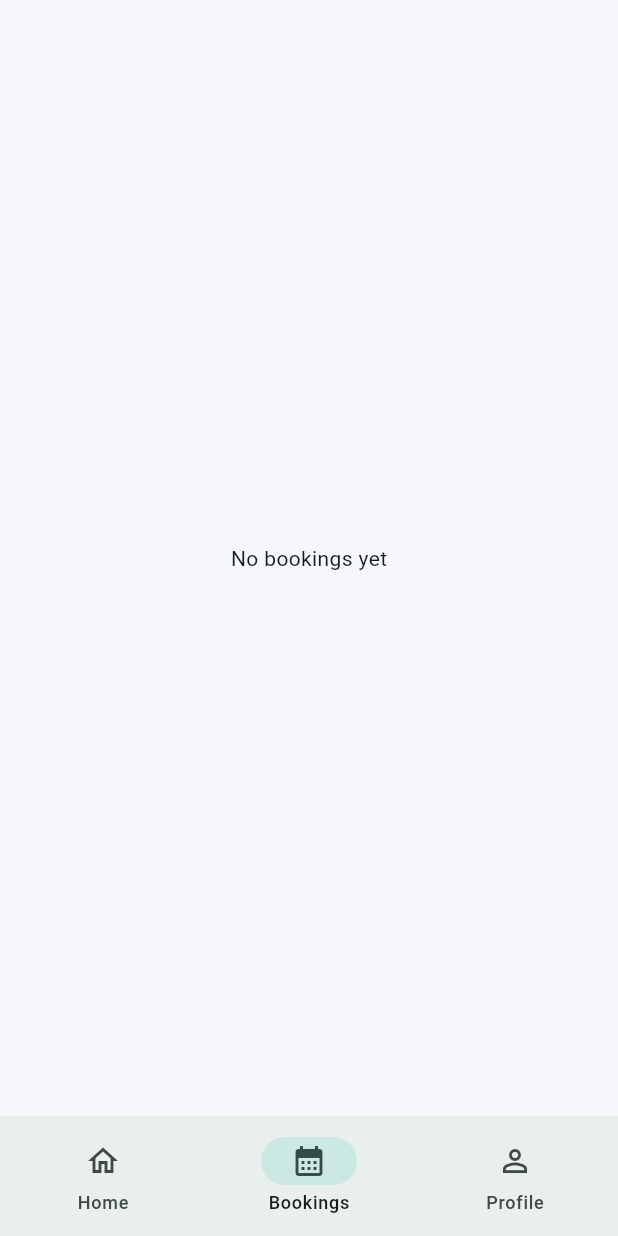
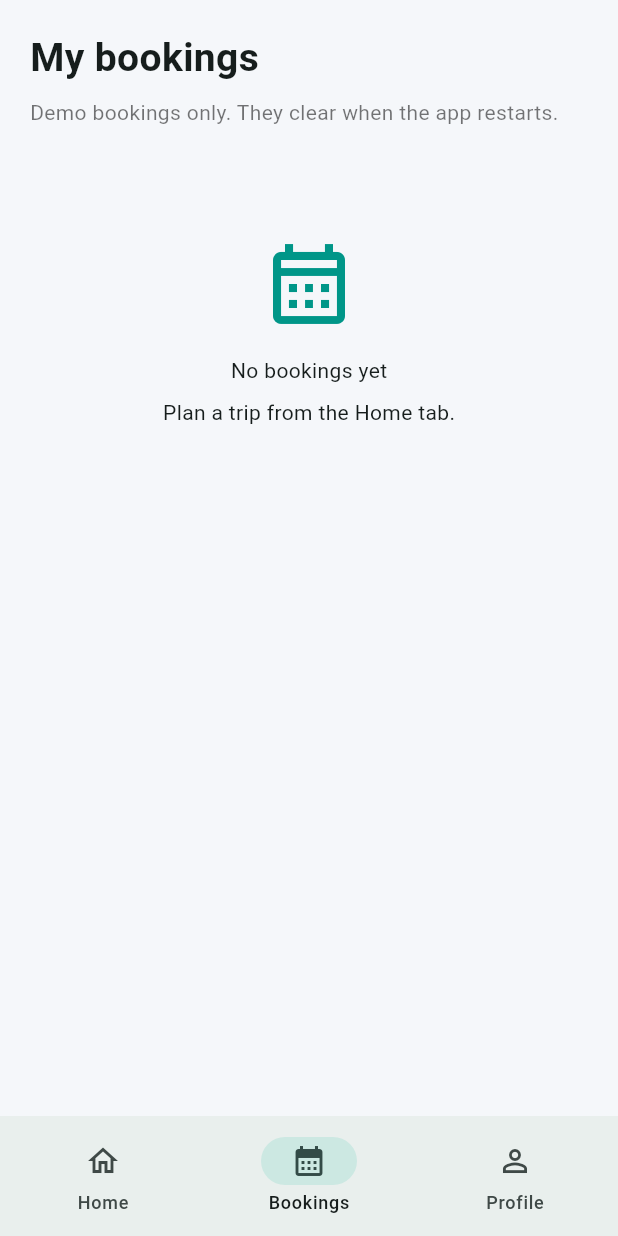
Before and after one commit to sevi2001/triplanka, a Flutter app: the screen it shows after launch, item 2 of the bottom bar chosen, on a phone screen of 412 x 824 dp. Run offline on Flutter 3.47's test engine with Material 3 defaults, Android fonts, the phone set to English and light mode, and no system bars.

Commit message:
Fix trip review screen and add demo booking confirmation

```diff
--- /dev/null
+++ b/lib/booking_store.dart
@@ -0,0 +1,27 @@
+import 'package:flutter/foundation.dart';
+
+class TripBooking {
+  TripBooking({
+    required this.pickup,
+    required this.destination,
+    required List<String> stops,
+    required this.departure,
+    required this.passengers,
+    required this.vehicle,
+  }) : stops = List.unmodifiable(stops);
+
+  final String pickup;
+  final String destination;
+  final List<String> stops;
+  final DateTime departure;
+  final int passengers;
+  final String vehicle;
+}
+
+class BookingStore {
+  static final bookings = ValueNotifier<List<TripBooking>>(const []);
+
+  static void add(TripBooking booking) {
+    bookings.value = List.unmodifiable([booking, ...bookings.value]);
+  }
+}
--- /dev/null
+++ b/lib/bookings_screen.dart
@@ -0,0 +1,118 @@
+import 'package:flutter/material.dart';
+import 'booking_store.dart';
+
+class BookingsScreen extends StatelessWidget {
+  const BookingsScreen({super.key});
+
+  @override
+  Widget build(BuildContext context) {
+    return SafeArea(
+      child: Center(
+        child: ConstrainedBox(
+          constraints: const BoxConstraints(maxWidth: 500),
+          child: ValueListenableBuilder<List<TripBooking>>(
+            valueListenable: BookingStore.bookings,
+            builder: (context, bookings, _) {
+              return ListView(
+                padding: const EdgeInsets.all(20),
+                children: [
+                  const Text(
+                    'My bookings',
+                    style: TextStyle(fontSize: 26, fontWeight: FontWeight.bold),
+                  ),
+                  const SizedBox(height: 8),
+                  const Text(
+                    'Demo bookings only. They clear when '
+                    'the app restarts.',
+                    style: TextStyle(color: Colors.black54),
+                  ),
+                  const SizedBox(height: 24),
+                  if (bookings.isEmpty)
+                    const Padding(
+                      padding: EdgeInsets.symmetric(vertical: 48),
+                      child: Column(
+                        children: [
+                          Icon(
+                            Icons.calendar_month_outlined,
+                            size: 64,
+                            color: Colors.teal,
+                          ),
+                          SizedBox(height: 16),
+                          Text('No bookings yet'),
+                          SizedBox(height: 8),
+                          Text('Plan a trip from the Home tab.'),
+                        ],
+                      ),
+                    ),
+                  for (final booking in bookings) BookingCard(booking: booking),
+                ],
+              );
+            },
+          ),
+        ),
+      ),
+    );
+  }
+}
+
+class BookingCard extends StatelessWidget {
+  const BookingCard({super.key, required this.booking});
+
+  final TripBooking booking;
+
+  @override
+  Widget build(BuildContext context) {
+    final date = MaterialLocalizations.of(
+      context,
+    ).formatMediumDate(booking.departure);
+
+    final time = TimeOfDay.fromDateTime(booking.departure).format(context);
+
+    return Card(
+      margin: const EdgeInsets.only(bottom: 16),
+      child: Padding(
+        padding: const EdgeInsets.all(18),
+        child: Column(
+          crossAxisAlignment: CrossAxisAlignment.start,
+          children: [
+            const Row(
+              children: [
+                Icon(Icons.route, color: Colors.teal),
+                SizedBox(width: 8),
+                Expanded(
+                  child: Text(
+                    'Demo booking saved',
+                    style: TextStyle(
+                      color: Colors.teal,
+                      fontWeight: FontWeight.bold,
+                    ),
+                  ),
+                ),
+              ],
+            ),
+            const SizedBox(height: 16),
+            Text(
+              '${booking.pickup} → ${booking.destination}',
+              style: const TextStyle(fontSize: 19, fontWeight: FontWeight.bold),
+            ),
+            if (booking.stops.isNotEmpty) ...[
+              const SizedBox(height: 8),
+              Text('Stops: ${booking.stops.join(' → ')}'),
+            ],
+            const SizedBox(height: 12),
+            Text('Departure: $date at $time'),
+            const SizedBox(height: 8),
+            Text('Vehicle: ${booking.vehicle}'),
+            const SizedBox(height: 8),
+            Text('Passengers: ${booking.passengers}'),
+            const SizedBox(height: 12),
+            const Text(
+              'No driver has been assigned.',
+              style: TextStyle(color: Colors.black54),
+            ),
+          ],
+        ),
+      ),
+    );
+  }
+}
```
Also changed, not shown: lib/main.dart (+17 -6 lines), lib/vehicle_selection_screen.dart (+136 -66 lines).
